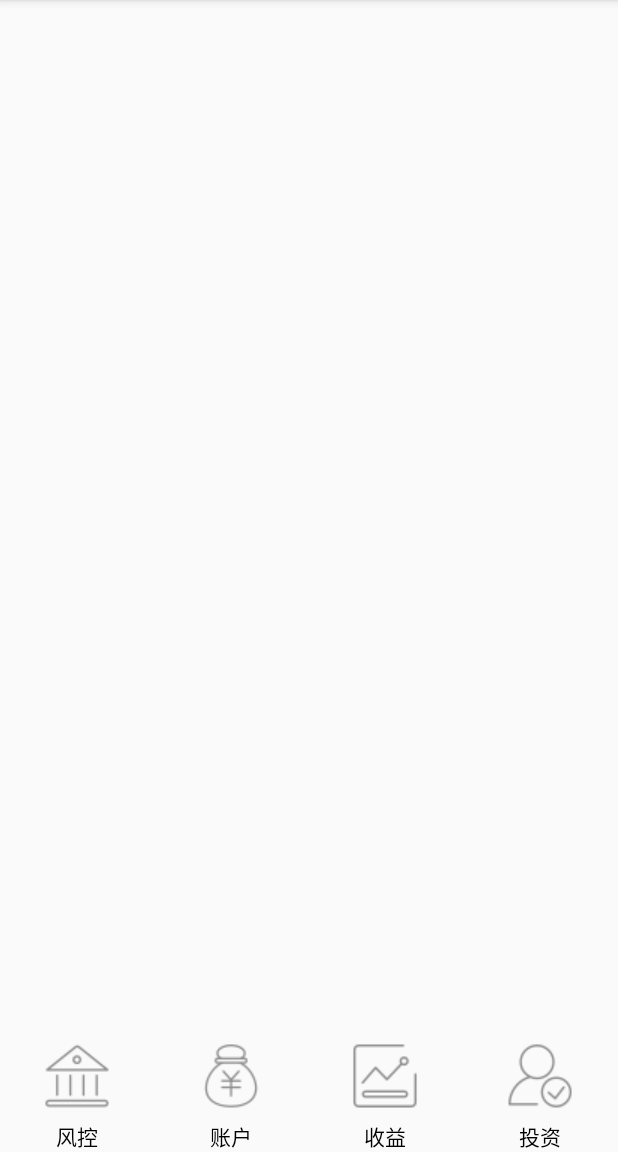
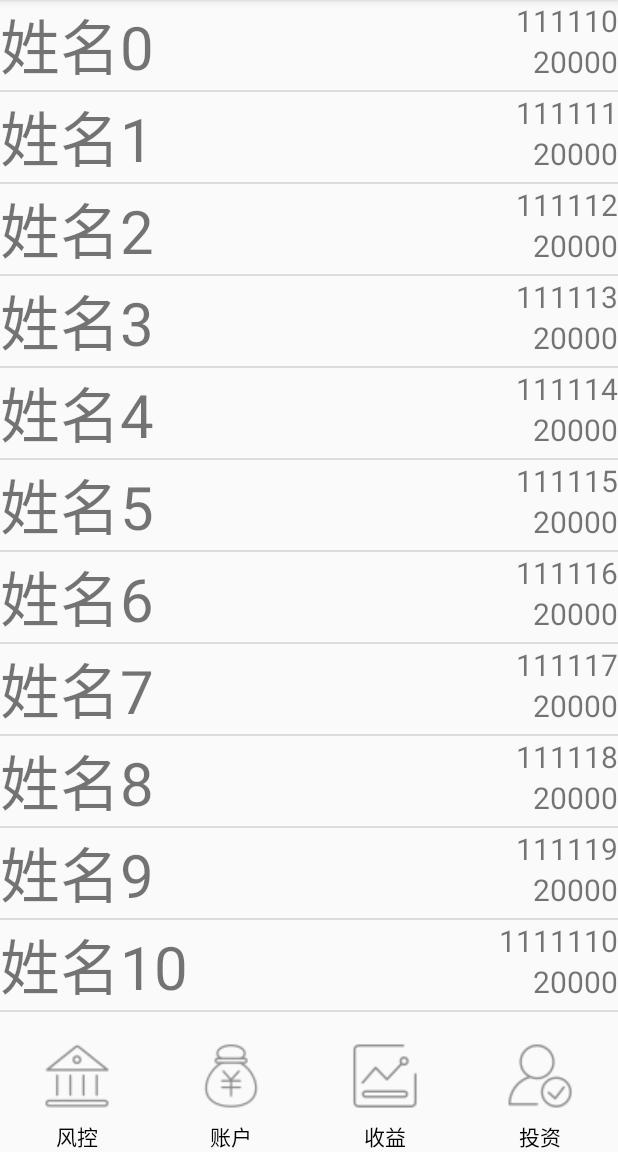
Before and after one commit to ataraxia82/AndroidDemo, an Android app: the screen it shows after launch (MainActivity), on a phone screen of 412 x 824 dp, the part 84-1236 px from its top. Run offline under Robolectric (Android 15) with nearby library versions, the phone set to English and light mode, and no system bars; 1 statement that could not run was skipped.

Commit message:
listview添加数据

```diff
--- a/app/src/main/AndroidManifest.xml
+++ b/app/src/main/AndroidManifest.xml
@@ -8,7 +8,7 @@
         android:label="@string/app_name"
         android:supportsRtl="true"
         android:theme="@style/AppTheme">
-        <activity android:name=".MainActivity">
+        <activity android:name=".Activity.MainActivity">
             <intent-filter>
                 <action android:name="android.intent.action.MAIN" />
 
--- /dev/null
+++ b/app/src/main/java/com/example/cn/androiddemo/Activity/MainActivity.java
@@ -0,0 +1,69 @@
+package com.example.cn.androiddemo.Activity;
+
+import android.app.Activity;
+import android.support.v7.app.AppCompatActivity;
+import android.os.Bundle;
+import android.view.View;
+import android.view.ViewGroup;
+import android.widget.BaseAdapter;
+import android.widget.ListView;
+import android.widget.TextView;
+
+import com.example.cn.androiddemo.Model.Person;
+import com.example.cn.androiddemo.R;
+
+import java.util.ArrayList;
+import java.util.List;
+
+public class MainActivity extends AppCompatActivity {
+
+    private ListView listView;
+
+    @Override
+    protected void onCreate(Bundle savedInstanceState) {
+        super.onCreate(savedInstanceState);
+        // 事件处理
+        setContentView(R.layout.activity_main);
+
+        listView = (ListView) this.findViewById(R.id.listdata);
+
+        final List<Person> perList = new ArrayList<Person>();
+        for(int i=0; i<=10; i++) {
+            perList.add(new Person("姓名"+i,"11111" + i, 200000));
+        }
+        listView.setAdapter(new BaseAdapter() {
+            @Override
+            public int getCount() {
+                return perList.size();
+            }
+
+            @Override
+            public Object getItem(int position) {
+                return perList.get(position);
+            }
+
+            @Override
+            public long getItemId(int position) {
+                return position;
+            }
+
+            @Override
+            public View getView(int position, View convertView, ViewGroup parent) {
+                Person person = perList.get(position);
+
+                View view = View.inflate(MainActivity.this, R.layout.list_item_relative,null);
+
+                TextView name = (TextView) view.findViewById(R.id.name);
+                TextView phone = (TextView) view.findViewById(R.id.phone);
+                TextView salary = (TextView) view.findViewById(R.id.salary);
+
+                name.setText(person.name);
+                phone.setText(person.phone);
+                salary.setText(person.salary);
+
+                return view;
+            }
+        });
+
+    }
+}
--- a/app/src/main/java/com/example/cn/androiddemo/MainActivity.java
+++ /dev/null
@@ -1,20 +0,0 @@
-package com.example.cn.androiddemo;
-
-import android.support.v7.app.AppCompatActivity;
-import android.os.Bundle;
-import android.widget.ListView;
-
-public class MainActivity extends AppCompatActivity {
-
-    private ListView listView;
-
-    @Override
-    protected void onCreate(Bundle savedInstanceState) {
-        super.onCreate(savedInstanceState);
-        // 事件处理
-        setContentView(R.layout.activity_main);
-
-        listView = (ListView) this.findViewById(R.id.listdata);
-
-    }
-}
--- /dev/null
+++ b/app/src/main/java/com/example/cn/androiddemo/Model/Person.java
@@ -0,0 +1,16 @@
+package com.example.cn.androiddemo.Model;
+
+/**
+ * Created by Administrator on 2018/5/28.
+ */
+public class Person {
+    public Person(String name, String phone, int salary) {
+        this.name = name;
+        this.phone = phone;
+        this.salary = salary;
+    }
+
+    public String name;
+    public String phone;
+    public int salary;
+}
--- a/app/src/main/res/layout/activity_main.xml
+++ b/app/src/main/res/layout/activity_main.xml
@@ -4,7 +4,7 @@
     android:layout_width="match_parent"
     android:layout_height="match_parent"
     android:orientation="vertical"
-    tools:context="com.example.cn.androiddemo.MainActivity">
+    tools:context=".Activity.MainActivity">
 
     <ListView
         android:id="@+id/listdata"
```
